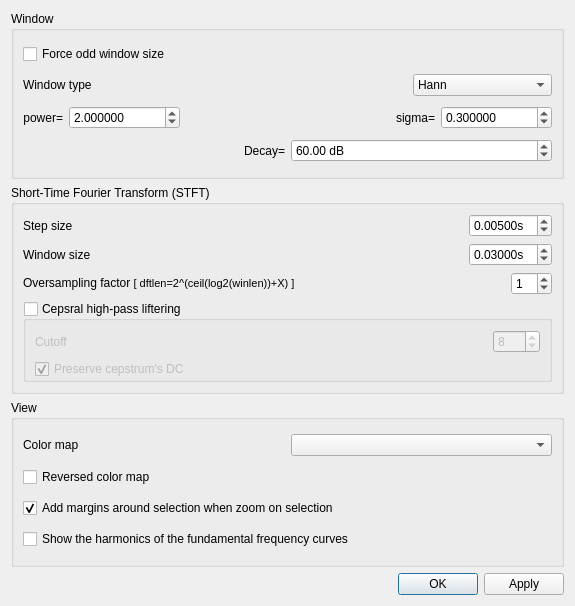
Qt form src/gvspectrogramwdialogsettings.ui (gillesdegottex/dfasma) before a commit.
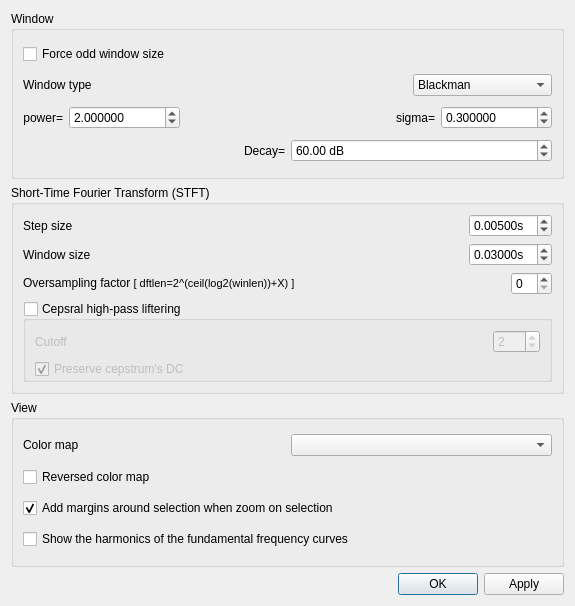
The same form after that commit.

```diff
--- a/src/gvspectrogramwdialogsettings.ui
+++ b/src/gvspectrogramwdialogsettings.ui
@@ -44,6 +44,9 @@
         </item>
         <item>
          <widget class="QComboBox" name="cbSpectrogramWindowType">
+          <property name="currentIndex">
+           <number>2</number>
+          </property>
           <item>
            <property name="text">
             <string>Hann</string>
@@ -330,7 +333,7 @@
         <item>
          <widget class="QSpinBox" name="sbSpectrogramOversamplingFactor">
           <property name="value">
-           <number>1</number>
+           <number>0</number>
           </property>
          </widget>
         </item>
@@ -381,7 +384,7 @@
               <number>256</number>
              </property>
              <property name="value">
-              <number>8</number>
+              <number>2</number>
              </property>
             </widget>
            </item>
```
